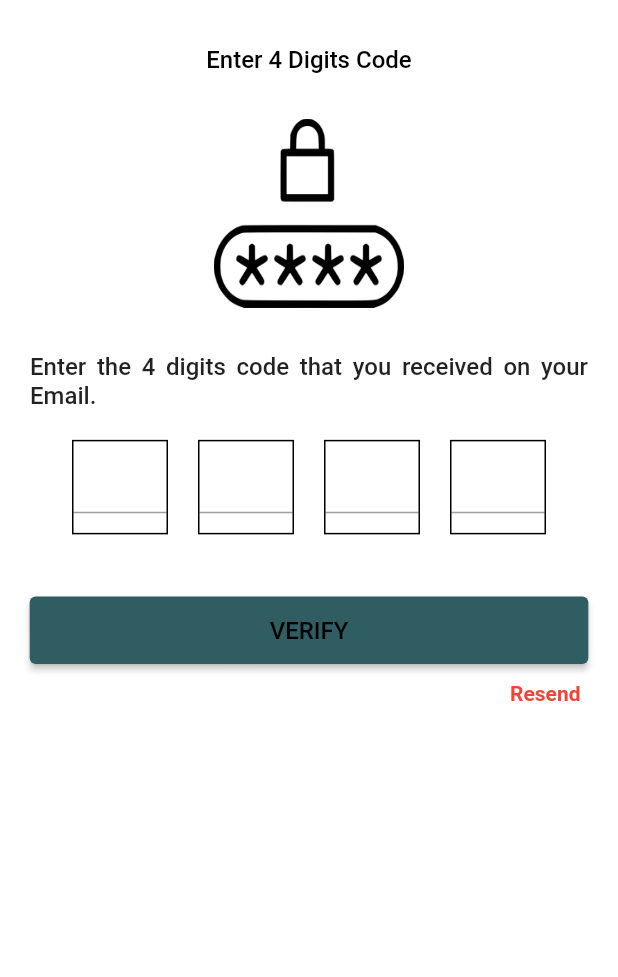
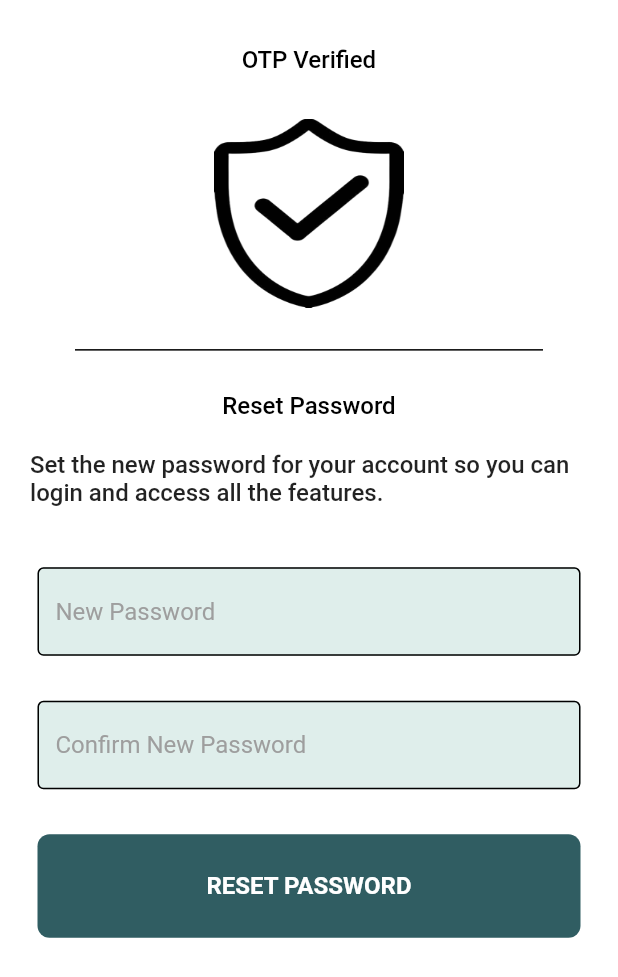
Before and after one commit to sarasiyashodha/Pareteach_App, a Flutter app: the VerifyCode screen opened by its route, after a tap on "VERIFY", on a phone screen of 412 x 824 dp. Shown: the top 977 px of the screen. Run offline on Flutter 3.47's test engine with Material 2 defaults, Android fonts, the light colour scheme and no system bars; our stand-ins replace table_calendar; Roboto replaces fonts that are missing (Poppins).

Commit message:
Create OTP_Verified screen & modified other screen

```diff
--- /dev/null
+++ b/lib/Components/Continue_Button.dart
@@ -0,0 +1,32 @@
+import 'package:flutter/material.dart';
+
+class ContinueButton extends StatelessWidget {
+  final Function()? onTap;
+
+  const ContinueButton({Key? key, required this.onTap}) : super(key: key);
+
+  @override
+  Widget build(BuildContext context) {
+    return GestureDetector(
+      onTap: onTap,
+      child: Container(
+        padding: const EdgeInsets.all(25),
+        margin: const EdgeInsets.symmetric(horizontal: 25),
+        decoration: BoxDecoration(
+          color: Color(0xff305d62),
+          borderRadius: BorderRadius.circular(8),
+        ),
+        child: Center(
+          child: Text(
+            "CONTINUE",
+            style: TextStyle(
+              color: Colors.white,
+              fontWeight: FontWeight.bold,
+              fontSize: 16,
+            ),
+          ),
+        ),
+      ),
+    );
+  }
+}
--- /dev/null
+++ b/lib/Components/Reset_Password_Button.dart
@@ -0,0 +1,32 @@
+import 'package:flutter/material.dart';
+
+class ResetPasswordButton extends StatelessWidget {
+  final Function()? onTap;
+
+  const ResetPasswordButton({Key? key, required this.onTap}) : super(key: key);
+
+  @override
+  Widget build(BuildContext context) {
+    return GestureDetector(
+      onTap: onTap,
+      child: Container(
+        padding: const EdgeInsets.all(25),
+        margin: const EdgeInsets.symmetric(horizontal: 25),
+        decoration: BoxDecoration(
+          color: Color(0xff305d62),
+          borderRadius: BorderRadius.circular(8),
+        ),
+        child: Center(
+          child: Text(
+            "RESET PASSWORD",
+            style: TextStyle(
+              color: Colors.white,
+              fontWeight: FontWeight.bold,
+              fontSize: 16,
+            ),
+          ),
+        ),
+      ),
+    );
+  }
+}
--- /dev/null
+++ b/lib/Components/verify_button.dart
@@ -0,0 +1,33 @@
+import 'package:flutter/material.dart';
+
+
+class VerifyButton extends StatelessWidget {
+  final Function()? onTap;
+
+  const VerifyButton({Key? key, required this.onTap}) : super(key: key);
+
+  @override
+  Widget build(BuildContext context) {
+    return GestureDetector(
+      onTap: onTap,
+      child: Container(
+        padding: const EdgeInsets.all(25),
+        margin: const EdgeInsets.symmetric(horizontal: 25),
+        decoration: BoxDecoration(
+          color: Color(0xff305d62),
+          borderRadius: BorderRadius.circular(8),
+        ),
+        child: Center(
+          child: Text(
+            "VERIFY",
+            style: TextStyle(
+              color: Colors.white,
+              fontWeight: FontWeight.bold,
+              fontSize: 16,
+            ),
+          ),
+        ),
+      ),
+    );
+  }
+}
--- /dev/null
+++ b/lib/Screens/ParentAccount/OTP_Verified.dart
@@ -0,0 +1,116 @@
+import 'package:flutter/material.dart';
+import 'package:mini_project_mobile_app/Components/Reset_Password_Button.dart';
+import 'package:mini_project_mobile_app/Components/my_text-field.dart';
+
+
+class VerifiedOTP extends StatelessWidget {
+
+  final passwordController = TextEditingController();
+
+  @override
+  Widget build(BuildContext context) {
+    return Scaffold(
+      backgroundColor: Colors.white,
+      body: SafeArea(
+        child: SingleChildScrollView(
+          child: Center(
+            child: Column(
+              mainAxisAlignment: MainAxisAlignment.center,
+              children: [
+                const SizedBox(height: 30),
+                Text(
+                  'OTP Verified',
+                  style: TextStyle(
+                    color: Colors.black,
+                    fontSize: 16,
+                    fontFamily: 'Poppins',
+                    fontWeight: FontWeight.w500,
+                  ),
+                ),
+
+                const SizedBox(height: 30),
+
+                Image.asset(
+                  'Images/OTP__verified.png', // Make sure the path is correct
+                  width: 126.24,
+                  height: 126.24,
+                  fit: BoxFit.fill,
+                ),
+
+                const SizedBox(height: 20),
+
+                Divider(  // Horizontal line
+                  color: Colors.black,
+                  thickness: 1,
+                  indent: 50,
+                  endIndent: 50,
+                ),
+
+                const SizedBox(height: 20),
+
+                Text(
+                  'Reset Password',
+                  style: TextStyle(
+                    color: Colors.black,
+                    fontSize: 16,
+                    fontFamily: 'Poppins',
+                    fontWeight: FontWeight.w500,
+                  ),
+                ),
+
+                const SizedBox(height: 20),
+
+                Center(
+                  child: Padding(
+                    padding: const EdgeInsets.symmetric(horizontal: 20),
+                    child: Text(
+                      "Set the new password for your account so you can login and access all the features.",
+                      style: TextStyle(
+                      fontSize: 16,
+                      fontWeight: FontWeight.w500,
+                      ),
+                    ),
+                  ),
+                ),
+
+
+                const SizedBox(height: 40),
+
+                MyTextField(
+                  controller: passwordController,
+                  hintText: 'New Password',
+                  obscureText: true,
+                ),
+
+                const SizedBox(height: 30),
+
+                 MyTextField(
+                  controller: passwordController,
+                  hintText: 'Confirm New Password',
+                  obscureText: true,
+                ),
+
+                const SizedBox(height: 30),
+
+                ResetPasswordButton(
+                  onTap: () {
+                    Navigator.pushNamed(context, '/seventeen');
+                  }
+
+                ),
+
+
+              ],
+            ),
+          ),
+        ),
+      ),
+    );
+  }
+}
+
+void main() {
+  runApp(MaterialApp(
+    home: VerifiedOTP(),
+  ));
+}
--- a/lib/Screens/ParentAccount/forgot_password.dart
+++ b/lib/Screens/ParentAccount/forgot_password.dart
@@ -1,5 +1,6 @@
 import 'package:flutter/material.dart';
 import 'verify_code.dart';
+import 'package:mini_project_mobile_app/Components/Continue_Button.dart';
 
 
 class ForgotPassword extends StatelessWidget{
@@ -54,27 +55,13 @@ class ForgotPassword extends StatelessWidget{
 
                 const SizedBox(height: 40),
 
-                ElevatedButton(
-                onPressed: () {
+                ContinueButton(
+                  onTap: () {
                     Navigator.pushNamed(context, '/sixteen');
-                },
+                  },
+                ),
 
-                style: ElevatedButton.styleFrom(
-                  backgroundColor: Color(0xff305d62),
 
-                  padding: EdgeInsets.symmetric(horizontal: 150, vertical: 13),
-
-                ),
-                child: Text(
-                  'CONTINUE',
-                  style: TextStyle(
-                    color: Colors.black,
-                    fontSize: 16,
-                    fontFamily: 'Poppins',
-                    fontWeight: FontWeight.w500,
-                  ),
-                ),
-                ),
 
 
               ],
--- a/lib/Screens/ParentAccount/verify_code.dart
+++ b/lib/Screens/ParentAccount/verify_code.dart
@@ -1,5 +1,7 @@
 import 'package:flutter/material.dart';
 import 'package:flutter/services.dart';
+import 'package:mini_project_mobile_app/Components/verify_button.dart';
+import 'OTP_Verified.dart';
 
 class VerifyCode extends StatelessWidget {
   @override
@@ -79,24 +81,13 @@ class VerifyCode extends StatelessWidget {
                 ),
 
                 const SizedBox(height: 40),
-                ElevatedButton(
-                  onPressed: () {
-                    // Implement your verification logic here
+
+                VerifyButton(
+                  onTap: () {
+                    Navigator.pushNamed(context, '/eighteen');
                   },
-                  style: ElevatedButton.styleFrom(
-                    backgroundColor: Color(0xff305d62),
-                    padding: EdgeInsets.symmetric(horizontal: 160, vertical: 13),
-                  ),
-                  child: Text(
-                    'VERIFY',
-                    style: TextStyle(
-                      color: Colors.black,
-                      fontSize: 16,
-                      fontFamily: 'Poppins',
-                      fontWeight: FontWeight.w500,
-                    ),
-                  ),
                 ),
+
                 const SizedBox(height: 10),
                 Padding(
                   padding: const EdgeInsets.symmetric(horizontal: 25.0),
--- a/lib/main.dart
+++ b/lib/main.dart
@@ -2,6 +2,7 @@ import 'package:flutter/material.dart';
 import 'package:mini_project_mobile_app/Screens/HomePage/home_page.dart';
 import 'package:mini_project_mobile_app/Screens/HomePage/loading_screen.dart';
 import 'package:mini_project_mobile_app/Screens/HomePage/user_selection_page.dart';
+import 'package:mini_project_mobile_app/Screens/ParentAccount/OTP_Verified.dart';
 import 'package:mini_project_mobile_app/Screens/ParentAccount/login_page.dart';
 import 'package:mini_project_mobile_app/Screens/ParentAccount/parent_profile.dart';
 import 'package:mini_project_mobile_app/Screens/Homework&Assignments/homework_&_assignments.dart';
@@ -17,6 +18,7 @@ import 'package:mini_project_mobile_app/Screens/Updates/extra_classes.dart';
 import 'package:mini_project_mobile_app/Screens/Attendance/attendance_report.dart';
 import 'package:mini_project_mobile_app/Screens/ParentAccount/forgot_password.dart';
 import 'package:mini_project_mobile_app/Screens/ParentAccount/verify_code.dart';
+import 'package:mini_project_mobile_app/Screens/ParentAccount/OTP_Verified.dart';
 
 void main() {
   runApp(MyApp());
@@ -49,6 +51,7 @@ class MyApp extends StatelessWidget {
         '/fifteen': (context) => ForgotPassword(),
         '/sixteen': (context) => VerifyCode(),
         '/seventeen': (context) => LoginPage(),
+        '/eighteen': (context) => VerifiedOTP(),
 
 
 
```
Also changed, not shown: Images/OTP__verified.png (added).
